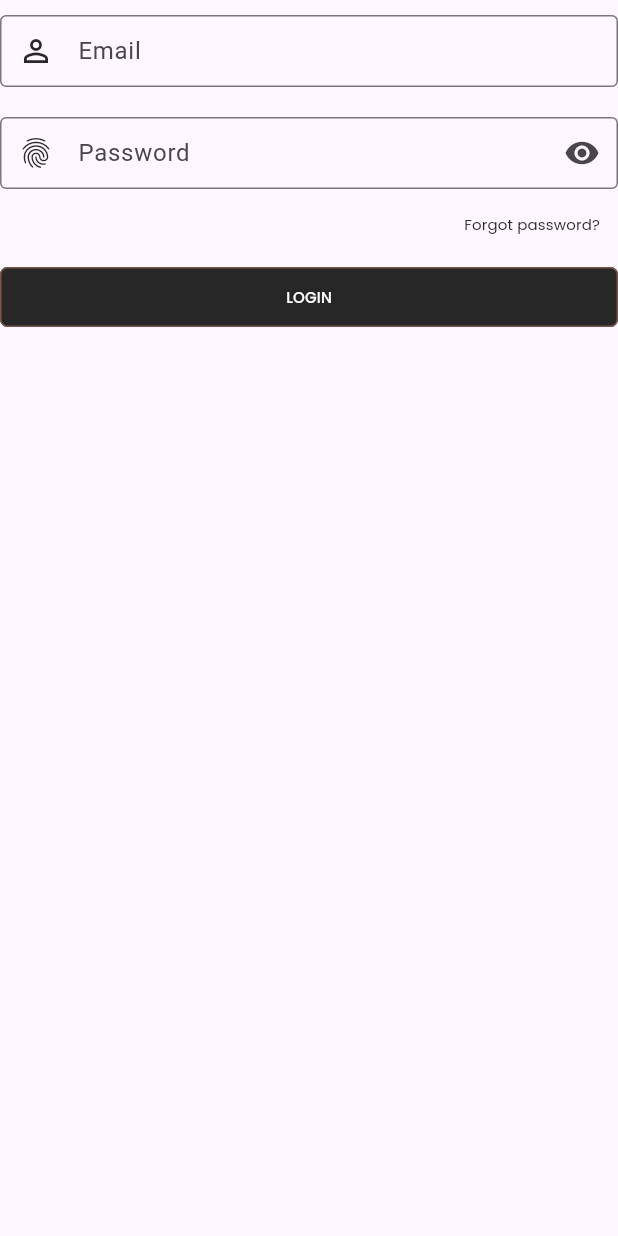
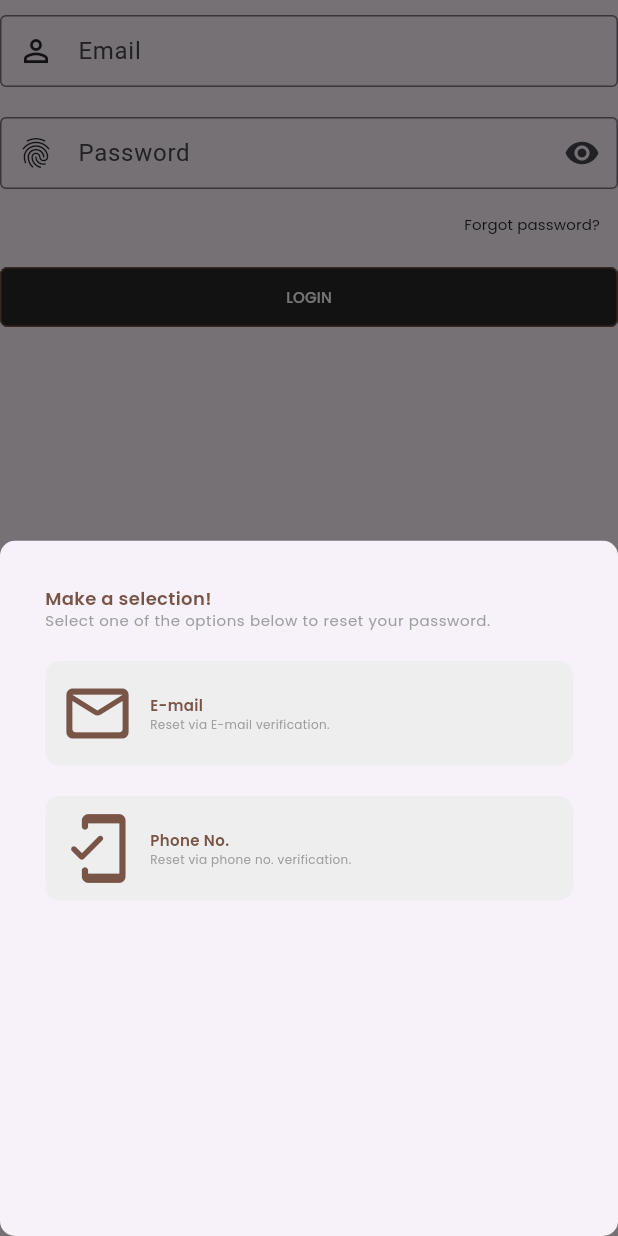
Before and after one commit to crimsoftit/r_intel, a Flutter app: the LoginForm widget shown alone on an empty page, opened directly, after a tap on "Forgot password?", on a phone screen of 412 x 824 dp. Run offline on Flutter 3.47's test engine with Material 3 defaults, Android fonts, the phone set to English and light mode, and no system bars; our stand-ins replace get, liquid_swipe, smooth_page_indicator.

Commit message:
8. password reset screen

```diff
--- a/lib/src/constants/image_strings.dart
+++ b/lib/src/constants/image_strings.dart
@@ -22,3 +22,5 @@
 const String rLoginImg = "assets/images/login/login.png";
 const String rSignupImg = "assets/images/login/signup1.png";
 const String rGoogleLogo = "assets/logos/google.png";
+
+const String rPswdResetImg = "assets/images/login/forgot_pswd.png";
--- a/lib/src/constants/style/txt_style.dart
+++ b/lib/src/constants/style/txt_style.dart
@@ -19,7 +19,7 @@
     this.color = rSecondaryColor,
     this.size = 20,
     this.height = 1.3,
-    this.txtAlign = TextAlign.center,
+    this.txtAlign = TextAlign.start,
   });
 
   @override
--- a/lib/src/constants/text_strings.dart
+++ b/lib/src/constants/text_strings.dart
@@ -39,3 +39,17 @@
 const String rSignUpTitle = 'Get On Board.';
 const String rSignUpSubTitle = 'Start your journey with us...';
 const String rAccAvailable = 'Already have an account? ';
+
+// -- reset password screen text
+const String rResetPswdTitle = "Make a selection!";
+const String rResetPswdSubTitle =
+    "Select one of the options below to reset your password.";
+const String rResetViaEmail = "Reset via E-mail verification.";
+const String rResetViaPhone = "Reset via phone no. verification.";
+
+// -- reset password via e-mail text
+const String rEmailVerification = "Enter your registered email to recieve OTP";
+
+// -- reset password via phone text
+const String rPhoneVerification =
+    "Enter your registered phone no. to recieve OTP";
--- a/lib/src/features/authentication/screens/login/widgets/login_form_widget.dart
+++ b/lib/src/features/authentication/screens/login/widgets/login_form_widget.dart
@@ -1,6 +1,8 @@
 import 'package:flutter/material.dart';
 import 'package:r_intel/src/constants/style/textfield_style.dart';
 import 'package:r_intel/src/constants/style/txt_style.dart';
+
+import 'package:r_intel/src/features/authentication/screens/pswd_reset/reset_pswd_options/reset_pswd_modal.dart';
 
 class LoginForm extends StatelessWidget {
   LoginForm({
@@ -44,13 +46,14 @@
                 ),
               ),
             ),
-            // const SizedBox(
-            //   height: 10,
-            // ),
+
+            // -- RESET PASSWORD BUTTON
             Align(
               alignment: Alignment.centerRight,
               child: TextButton(
-                onPressed: () {},
+                onPressed: () {
+                  ResetPasswordScreen.buildShowModalBottomSheet(context);
+                },
                 child: const PrimaryText(
                   text: 'Forgot password?',
                   size: 10,
@@ -59,6 +62,8 @@
                 ),
               ),
             ),
+
+            // --LOGIN BUTTON
             SizedBox(
               width: double.infinity,
               child: ElevatedButton(
--- a/lib/src/features/authentication/screens/onboarding/onboarding_page_widget.dart
+++ b/lib/src/features/authentication/screens/onboarding/onboarding_page_widget.dart
@@ -36,7 +36,7 @@
               ),
               PrimaryText(
                 text: model.subTitle,
-                size: 12,
+                size: 10,
                 txtAlign: TextAlign.center,
               ),
               const SizedBox(
@@ -44,7 +44,7 @@
               ),
               PrimaryText(
                 text: model.sliderText,
-                size: 10,
+                size: 8,
               ),
             ],
           ),
--- a/lib/src/features/authentication/screens/onboarding/onboarding_screen.dart
+++ b/lib/src/features/authentication/screens/onboarding/onboarding_screen.dart
@@ -53,7 +53,7 @@
               onPressed: () => oBcontroller.skip(),
               child: const PrimaryText(
                 text: 'Skip',
-                size: 12,
+                size: 10,
                 color: Colors.grey,
               ),
             ),
--- /dev/null
+++ b/lib/src/features/authentication/screens/pswd_reset/reset_pswd_options/reset_pswd_btn_widget.dart
@@ -0,0 +1,63 @@
+import 'package:flutter/material.dart';
+
+class ResetPswdWidget extends StatelessWidget {
+  const ResetPswdWidget({
+    super.key,
+    required this.btnIcon,
+    required this.title,
+    required this.subTitle,
+    required this.onTap,
+  });
+
+  final IconData btnIcon;
+  final String title, subTitle;
+  final VoidCallback onTap;
+
+  @override
+  Widget build(BuildContext context) {
+    return GestureDetector(
+      onTap: onTap,
+      child: Container(
+        padding: const EdgeInsets.all(10.0),
+        decoration: BoxDecoration(
+          borderRadius: BorderRadius.circular(10.0),
+          color: Colors.grey.shade200,
+        ),
+        child: Row(
+          children: [
+            Icon(
+              btnIcon,
+              size: 50.0,
+              color: Colors.brown,
+            ),
+            const SizedBox(
+              width: 10.0,
+            ),
+            Column(
+              crossAxisAlignment: CrossAxisAlignment.start,
+              children: [
+                Text(
+                  title,
+                  style: const TextStyle(
+                    color: Colors.brown,
+                    fontFamily: 'Poppins',
+                    fontSize: 10,
+                  ),
+                ),
+                Text(
+                  subTitle,
+                  style: const TextStyle(
+                    color: Colors.grey,
+                    fontFamily: 'Poppins',
+                    fontWeight: FontWeight.w100,
+                    fontSize: 8.0,
+                  ),
+                ),
+              ],
+            ),
+          ],
+        ),
+      ),
+    );
+  }
+}
--- /dev/null
+++ b/lib/src/features/authentication/screens/pswd_reset/reset_pswd_options/reset_pswd_modal.dart
@@ -0,0 +1,54 @@
+import 'package:flutter/material.dart';
+import 'package:get/get.dart';
+import 'package:r_intel/src/constants/size.dart';
+import 'package:r_intel/src/constants/text_strings.dart';
+import 'package:r_intel/src/features/authentication/screens/pswd_reset/reset_pswd_mail/reset_pswd_mail.dart';
+import 'package:r_intel/src/features/authentication/screens/pswd_reset/reset_pswd_options/reset_pswd_btn_widget.dart';
+
+class ResetPasswordScreen {
+  static Future<dynamic> buildShowModalBottomSheet(BuildContext context) {
+    return showModalBottomSheet(
+      context: context,
+      shape: RoundedRectangleBorder(
+        borderRadius: BorderRadius.circular(10.0),
+      ),
+      builder: (context) => Container(
+        padding: const EdgeInsets.all(rDefaultSize),
+        child: Column(
+          crossAxisAlignment: CrossAxisAlignment.start,
+          children: [
+            Text(
+              rResetPswdTitle,
+              style: Theme.of(context).textTheme.bodyMedium,
+            ),
+            Text(
+              rResetPswdSubTitle,
+              style: Theme.of(context).textTheme.bodySmall,
+            ),
+            const SizedBox(
+              height: rDefaultSize - 10,
+            ),
+            ResetPswdWidget(
+              btnIcon: Icons.mail_outline_rounded,
+              title: 'E-mail',
+              subTitle: rResetViaEmail,
+              onTap: () {
+                Navigator.pop(context);
+                Get.to(ResetPasswordMailScreen());
+              },
+            ),
+            const SizedBox(
+              height: 20.0,
+            ),
+            ResetPswdWidget(
+              btnIcon: Icons.mobile_friendly_rounded,
+              title: 'Phone No.',
+              subTitle: rResetViaPhone,
+              onTap: () {},
+            ),
+          ],
+        ),
+      ),
+    );
+  }
+}
--- a/lib/src/utils/themes/widget_themes/txt_theme.dart
+++ b/lib/src/utils/themes/widget_themes/txt_theme.dart
@@ -13,6 +13,14 @@
       fontSize: 16,
       color: Colors.brown,
     ),
+
+    bodyMedium: TextStyle(
+      fontFamily: 'Poppins',
+      fontWeight: FontWeight.w600,
+      fontSize: 12,
+      color: Colors.brown,
+    ),
+
     bodySmall: TextStyle(
       fontFamily: 'Poppins',
       fontSize: 10,
@@ -41,6 +49,12 @@
       fontSize: 16,
       color: Colors.white,
     ),
+    bodyMedium: TextStyle(
+      fontFamily: 'Poppins',
+      fontSize: 12,
+      color: Colors.white,
+      fontWeight: FontWeight.w600,
+    ),
     bodySmall: TextStyle(
       fontFamily: 'Poppins',
       fontSize: 10,
```
Also changed, not shown: lib/main.dart (+6 -2 lines), lib/src/common_widgets/form/form_header_widget.dart (+11 -1 lines), lib/src/features/authentication/screens/pswd_reset/reset_pswd_mail/reset_pswd_mail.dart (added, +72 -0 lines), assets/images/login/forgot_pswd.png (added).
